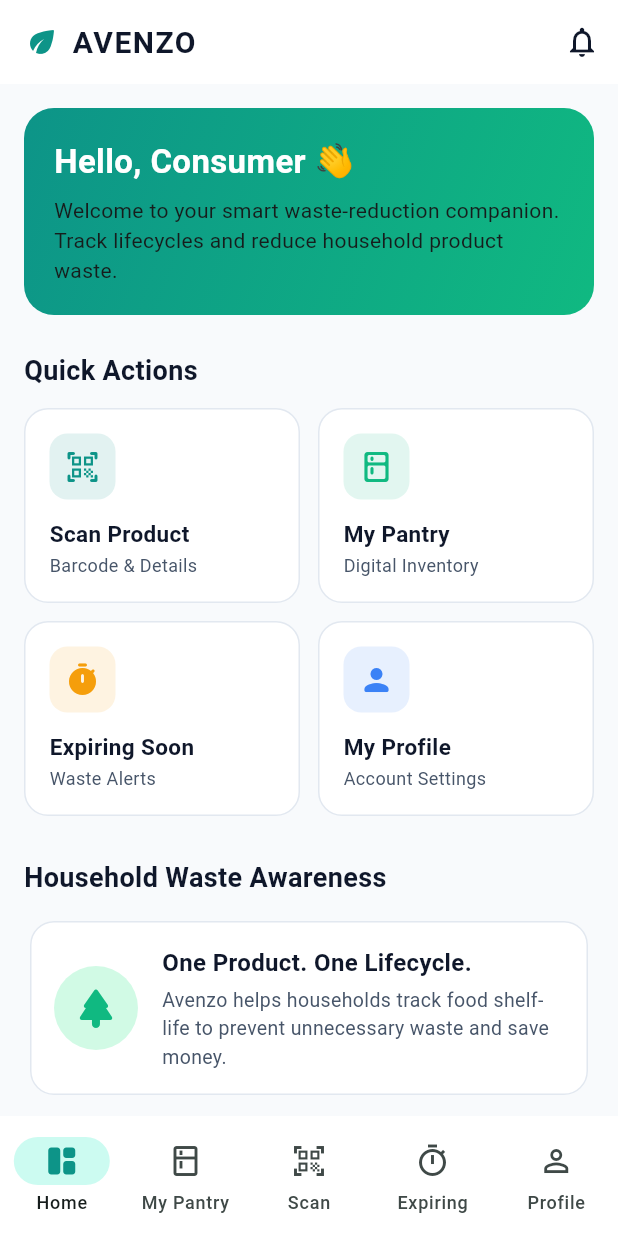
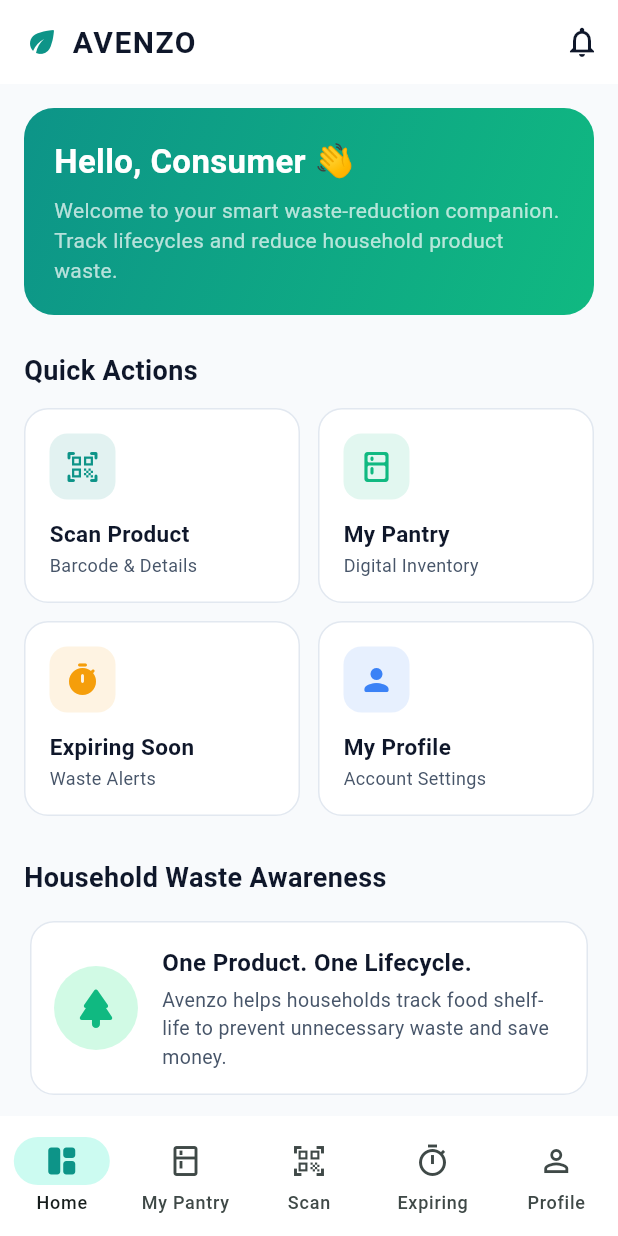
Before and after one commit to AakashDesai22/Avenzo, a Flutter app: the HomeDashboardScreen screen opened by its route, on a phone screen of 412 x 824 dp. Run offline on Flutter 3.47's test engine with Material 3 defaults, Android fonts, the phone set to English and light mode, and no system bars; our stand-ins replace dio, equatable, flutter_riverpod, flutter_secure_storage, go_router, shared_preferences; accounts and stored records are empty.

```diff
--- a/consumer-app/lib/app/theme/app_theme.dart
+++ b/consumer-app/lib/app/theme/app_theme.dart
@@ -17,7 +17,6 @@
         primary: AppColors.primary,
         secondary: AppColors.secondary,
         surface: AppColors.surface,
-        background: AppColors.background,
         error: AppColors.critical,
       ),
       scaffoldBackgroundColor: AppColors.background,
@@ -62,7 +61,7 @@
           ),
         ),
       ),
-      cardTheme: CardTheme(
+      cardTheme: CardThemeData(
         color: AppColors.surface,
         elevation: 0,
         shape: RoundedRectangleBorder(
@@ -107,7 +106,6 @@
         primary: AppColors.primary,
         secondary: AppColors.secondary,
         surface: AppColors.darkSurface,
-        background: AppColors.darkBackground,
         error: AppColors.critical,
       ),
       scaffoldBackgroundColor: AppColors.darkBackground,
--- a/consumer-app/lib/features/expiry/presentation/expiry_screen_shell.dart
+++ b/consumer-app/lib/features/expiry/presentation/expiry_screen_shell.dart
@@ -22,7 +22,7 @@
               Container(
                 padding: const EdgeInsets.all(24),
                 decoration: BoxDecoration(
-                  color: AppColors.warning.withOpacity(0.12),
+                  color: AppColors.warning.withValues(alpha: 0.12),
                   shape: BoxShape.circle,
                 ),
                 child: const Icon(
--- a/consumer-app/lib/features/home/presentation/home_dashboard_screen.dart
+++ b/consumer-app/lib/features/home/presentation/home_dashboard_screen.dart
@@ -76,7 +76,7 @@
                     'Welcome to your smart waste-reduction companion. Track lifecycles and reduce household product waste.',
                     style: TextStyle(
                       fontSize: 14,
-                      color: Colors.white90,
+                      color: Colors.white70,
                     ),
                   ),
                 ],
@@ -242,7 +242,7 @@
             Container(
               padding: const EdgeInsets.all(10),
               decoration: BoxDecoration(
-                color: color.withOpacity(0.12),
+                color: color.withValues(alpha: 0.12),
                 borderRadius: BorderRadius.circular(12),
               ),
               child: Icon(icon, color: color, size: 24),
--- a/consumer-app/lib/features/profile/presentation/profile_screen.dart
+++ b/consumer-app/lib/features/profile/presentation/profile_screen.dart
@@ -122,7 +122,7 @@
                     subtitle: const Text('7 days & 3 days alerts'),
                     trailing: Switch(
                       value: true,
-                      activeColor: AppColors.primary,
+                      activeTrackColor: AppColors.primary,
                       onChanged: (val) {},
                     ),
                   ),
--- a/consumer-app/lib/features/scanner/presentation/scanner_screen_shell.dart
+++ b/consumer-app/lib/features/scanner/presentation/scanner_screen_shell.dart
@@ -54,7 +54,7 @@
                       'Position product barcode inside frame',
                       textAlign: TextAlign.center,
                       style: TextStyle(
-                        color: Colors.white.withOpacity(0.8),
+                        color: Colors.white.withValues(alpha: 0.8),
                         fontSize: 12,
                       ),
                     ),
--- a/consumer-app/lib/shared/widgets/error_banner.dart
+++ b/consumer-app/lib/shared/widgets/error_banner.dart
@@ -17,9 +17,9 @@
     return Container(
       padding: const EdgeInsets.all(12),
       decoration: BoxDecoration(
-        color: AppColors.critical.withOpacity(0.1),
+        color: AppColors.critical.withValues(alpha: 0.1),
         borderRadius: BorderRadius.circular(12),
-        border: Border.all(color: AppColors.critical.withOpacity(0.3)),
+        border: Border.all(color: AppColors.critical.withValues(alpha: 0.3)),
       ),
       child: Row(
         children: [
```
Also changed, not shown: consumer-app/analysis_options.yaml (added, +38 -0 lines), consumer-app/lib/core/constants/app_constants.dart (+3 -4 lines), consumer-app/lib/core/services/api_service.dart (+3 -8 lines), 4 other files.
